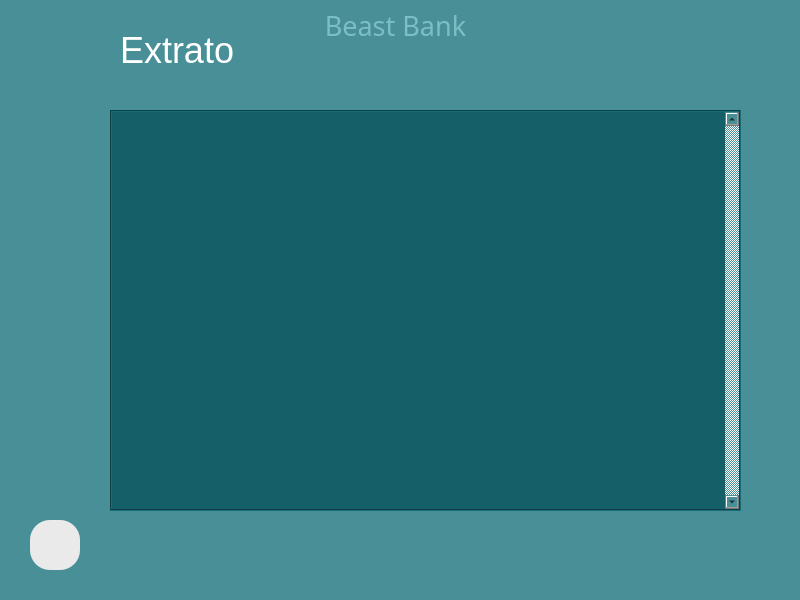
This is banco/ui/6_extrato.ui in JoaoVitorMoreiraPassos/Banco_POO2 as Qt 5 draws it before an edit. The edited form follows.
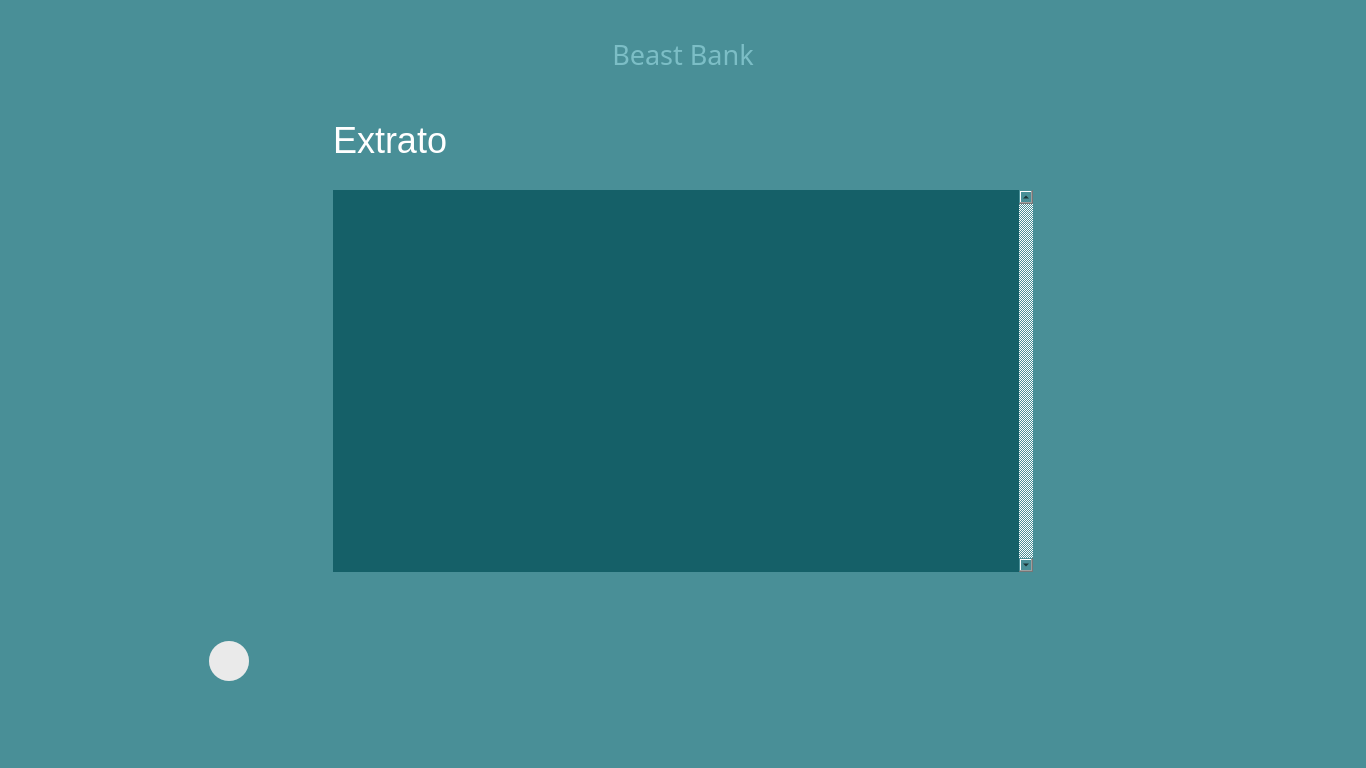
This is the edited form.

Commit message: Implementação do grid layout e pequenas modificações nas telas

Diff of the .ui file:
```diff
--- a/banco/ui/6_extrato.ui
+++ b/banco/ui/6_extrato.ui
@@ -6,8 +6,8 @@
    <rect>
     <x>0</x>
     <y>0</y>
-    <width>800</width>
-    <height>600</height>
+    <width>1366</width>
+    <height>768</height>
    </rect>
   </property>
   <property name="windowTitle">
@@ -17,14 +17,23 @@
    <string notr="true">background-color: #498f97;</string>
   </property>
   <widget class="QWidget" name="centralwidget">
+   <layout class="QGridLayout" name="gridLayout_2">
+    <item row="1" column="0" colspan="2">
+     <widget class="QWidget" name="widget_2" native="true">
+      <property name="maximumSize">
+       <size>
+        <width>16777215</width>
+        <height>70</height>
+       </size>
+      </property>
+      <layout class="QGridLayout" name="gridLayout_6">
+       <item row="0" column="0">
    <widget class="QLabel" name="label">
-    <property name="geometry">
-     <rect>
-      <x>120</x>
-      <y>10</y>
-      <width>361</width>
-      <height>81</height>
-     </rect>
+         <property name="maximumSize">
+          <size>
+           <width>700</width>
+           <height>50</height>
+          </size>
     </property>
     <property name="font">
      <font>
@@ -38,48 +47,58 @@
      <string>Extrato</string>
     </property>
    </widget>
-   <widget class="QScrollArea" name="scrollArea">
-    <property name="geometry">
-     <rect>
-      <x>110</x>
-      <y>110</y>
-      <width>631</width>
-      <height>401</height>
-     </rect>
-    </property>
-    <property name="styleSheet">
-     <string notr="true">background-color: #156068;</string>
-    </property>
-    <property name="frameShape">
-     <enum>QFrame::Box</enum>
-    </property>
-    <property name="verticalScrollBarPolicy">
-     <enum>Qt::ScrollBarAlwaysOn</enum>
-    </property>
-    <property name="widgetResizable">
-     <bool>true</bool>
-    </property>
-    <widget class="QWidget" name="scrollAreaWidgetContents">
-     <property name="geometry">
-      <rect>
-       <x>0</x>
-       <y>0</y>
-       <width>613</width>
-       <height>397</height>
-      </rect>
-     </property>
-     <layout class="QGridLayout" name="gridLayout"/>
-    </widget>
-   </widget>
+       </item>
+      </layout>
+     </widget>
+    </item>
+    <item row="3" column="0" colspan="2">
+     <widget class="QWidget" name="widget" native="true">
+      <layout class="QGridLayout" name="gridLayout_4">
+       <item row="0" column="1">
+        <widget class="QWidget" name="widget_5" native="true">
+         <property name="maximumSize">
+          <size>
+           <width>750</width>
+           <height>800</height>
+          </size>
+         </property>
+        </widget>
+       </item>
+       <item row="0" column="0">
+        <widget class="QWidget" name="widget_4" native="true">
+         <property name="minimumSize">
+          <size>
+           <width>120</width>
+           <height>81</height>
+          </size>
+         </property>
+         <property name="maximumSize">
+          <size>
+           <width>120</width>
+           <height>81</height>
+          </size>
+         </property>
    <widget class="QPushButton" name="voltar">
     <property name="geometry">
      <rect>
-      <x>30</x>
-      <y>520</y>
-      <width>50</width>
-      <height>50</height>
-     </rect>
-    </property>
+            <x>40</x>
+            <y>20</y>
+            <width>40</width>
+            <height>40</height>
+           </rect>
+          </property>
+          <property name="minimumSize">
+           <size>
+            <width>40</width>
+            <height>40</height>
+           </size>
+          </property>
+          <property name="maximumSize">
+           <size>
+            <width>40</width>
+            <height>40</height>
+           </size>
+          </property>
     <property name="cursor">
      <cursorShape>PointingHandCursor</cursorShape>
     </property>
@@ -95,12 +114,24 @@
    <widget class="QLabel" name="img">
     <property name="geometry">
      <rect>
-      <x>30</x>
-      <y>520</y>
-      <width>50</width>
-      <height>50</height>
-     </rect>
-    </property>
+            <x>40</x>
+            <y>20</y>
+            <width>40</width>
+            <height>40</height>
+           </rect>
+          </property>
+          <property name="minimumSize">
+           <size>
+            <width>40</width>
+            <height>40</height>
+           </size>
+          </property>
+          <property name="maximumSize">
+           <size>
+            <width>40</width>
+            <height>40</height>
+           </size>
+          </property>
     <property name="cursor">
      <cursorShape>PointingHandCursor</cursorShape>
     </property>
@@ -115,14 +146,29 @@
      <set>Qt::AlignCenter</set>
     </property>
    </widget>
+         <zorder>img</zorder>
+         <zorder>voltar</zorder>
+        </widget>
+       </item>
+      </layout>
+     </widget>
+    </item>
+    <item row="0" column="0" colspan="2">
+     <widget class="QWidget" name="widget_3" native="true">
+      <property name="maximumSize">
+       <size>
+        <width>16777215</width>
+        <height>90</height>
+       </size>
+      </property>
+      <layout class="QGridLayout" name="gridLayout_3">
+       <item row="0" column="0">
    <widget class="QLabel" name="label_2">
-    <property name="geometry">
-     <rect>
-      <x>325</x>
-      <y>10</y>
-      <width>141</width>
-      <height>31</height>
-     </rect>
+         <property name="maximumSize">
+          <size>
+           <width>16777215</width>
+           <height>90</height>
+          </size>
     </property>
     <property name="font">
      <font>
@@ -140,11 +186,74 @@
      <set>Qt::AlignCenter</set>
     </property>
    </widget>
-   <zorder>img</zorder>
-   <zorder>label</zorder>
-   <zorder>scrollArea</zorder>
-   <zorder>voltar</zorder>
-   <zorder>label_2</zorder>
+       </item>
+      </layout>
+     </widget>
+    </item>
+    <item row="2" column="0" colspan="2">
+     <widget class="QFrame" name="frame">
+      <property name="minimumSize">
+       <size>
+        <width>700</width>
+        <height>400</height>
+       </size>
+      </property>
+      <property name="maximumSize">
+       <size>
+        <width>16777215</width>
+        <height>400</height>
+       </size>
+      </property>
+      <property name="styleSheet">
+       <string notr="true">border: 0px</string>
+      </property>
+      <property name="frameShape">
+       <enum>QFrame::StyledPanel</enum>
+      </property>
+      <property name="frameShadow">
+       <enum>QFrame::Raised</enum>
+      </property>
+      <layout class="QGridLayout" name="gridLayout_5">
+       <item row="0" column="0">
+        <widget class="QScrollArea" name="scrollArea">
+         <property name="maximumSize">
+          <size>
+           <width>700</width>
+           <height>401</height>
+          </size>
+         </property>
+         <property name="styleSheet">
+          <string notr="true">background-color: #156068;</string>
+         </property>
+         <property name="frameShape">
+          <enum>QFrame::Box</enum>
+         </property>
+         <property name="frameShadow">
+          <enum>QFrame::Plain</enum>
+         </property>
+         <property name="verticalScrollBarPolicy">
+          <enum>Qt::ScrollBarAlwaysOn</enum>
+         </property>
+         <property name="widgetResizable">
+          <bool>true</bool>
+         </property>
+         <widget class="QWidget" name="scrollAreaWidgetContents">
+          <property name="geometry">
+           <rect>
+            <x>0</x>
+            <y>0</y>
+            <width>686</width>
+            <height>382</height>
+           </rect>
+          </property>
+          <layout class="QGridLayout" name="gridLayout"/>
+         </widget>
+        </widget>
+       </item>
+      </layout>
+     </widget>
+    </item>
+   </layout>
   </widget>
   <widget class="QStatusBar" name="statusbar"/>
  </widget>
```
Lines whose indentation alone changed are shown as unchanged. The commit also changes 24 other files.
